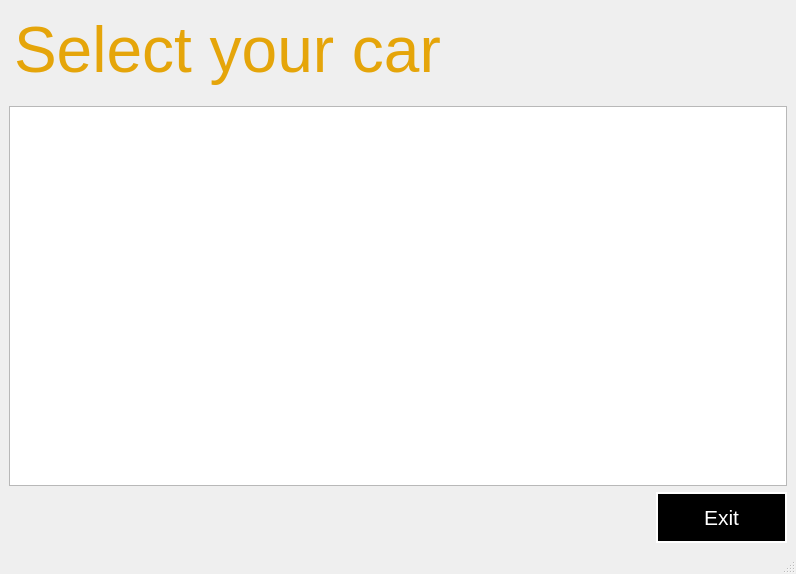
mateozorzi/practice-sdd, file client/Lobby/selectcars.ui: the form before one commit.
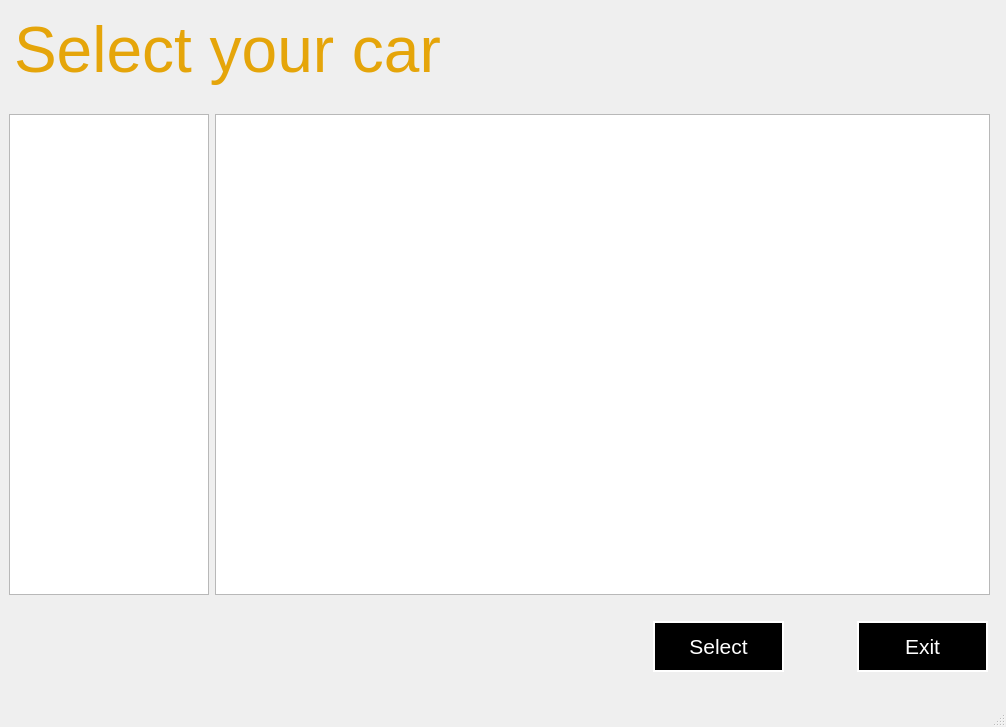
The form after the commit. Icons and pictures are not drawn.

Commit message: new interface for car_selection

```diff
--- a/client/Lobby/selectcars.ui
+++ b/client/Lobby/selectcars.ui
@@ -6,10 +6,22 @@
    <rect>
     <x>0</x>
     <y>0</y>
-    <width>796</width>
-    <height>574</height>
+    <width>1006</width>
+    <height>727</height>
    </rect>
   </property>
+  <property name="minimumSize">
+   <size>
+    <width>1006</width>
+    <height>727</height>
+   </size>
+  </property>
+  <property name="maximumSize">
+   <size>
+    <width>1006</width>
+    <height>727</height>
+   </size>
+  </property>
   <property name="windowTitle">
    <string>MainWindow</string>
   </property>
@@ -22,9 +34,15 @@
 }</string>
   </property>
   <widget class="QWidget" name="centralwidget">
-   <layout class="QVBoxLayout" name="verticalLayout">
-    <item>
      <widget class="QTextEdit" name="textEdit">
+    <property name="geometry">
+     <rect>
+      <x>9</x>
+      <y>9</y>
+      <width>988</width>
+      <height>91</height>
+     </rect>
+    </property>
       <property name="sizePolicy">
        <sizepolicy hsizetype="Expanding" vsizetype="Fixed">
         <horstretch>0</horstretch>
@@ -54,128 +72,81 @@
 &lt;p style=&quot; margin-top:0px; margin-bottom:0px; margin-left:0px; margin-right:0px; -qt-block-indent:0; text-indent:0px;&quot;&gt;&lt;span style=&quot; font-size:48pt; color:#e5a50a;&quot;&gt;Select your car&lt;/span&gt;&lt;/p&gt;&lt;/body&gt;&lt;/html&gt;</string>
       </property>
      </widget>
-    </item>
-    <item>
+   <widget class="QWidget" name="">
      <layout class="QHBoxLayout" name="horizontalLayout_3">
       <property name="spacing">
        <number>0</number>
       </property>
      </layout>
-    </item>
-    <item>
+   </widget>
+   <widget class="QWidget" name="">
+    <property name="geometry">
+     <rect>
+      <x>9</x>
+      <y>114</y>
+      <width>981</width>
+      <height>481</height>
+     </rect>
+    </property>
      <layout class="QHBoxLayout" name="horizontalLayout_2">
       <item>
-       <widget class="QTableWidget" name="Carinfo">
-        <property name="sizePolicy">
-         <sizepolicy hsizetype="Expanding" vsizetype="Expanding">
-          <horstretch>0</horstretch>
-          <verstretch>0</verstretch>
-         </sizepolicy>
-        </property>
-        <property name="minimumSize">
-         <size>
-          <width>400</width>
-          <height>192</height>
-         </size>
-        </property>
+      <widget class="QListWidget" name="img_cars">
         <property name="maximumSize">
          <size>
-          <width>16777215</width>
+         <width>200</width>
           <height>16777215</height>
          </size>
         </property>
-        <property name="styleSheet">
-         <string notr="true"/>
-        </property>
-        <property name="sizeAdjustPolicy">
-         <enum>QAbstractScrollArea::SizeAdjustPolicy::AdjustIgnored</enum>
-        </property>
-        <property name="editTriggers">
-         <set>QAbstractItemView::EditTrigger::NoEditTriggers</set>
-        </property>
-        <property name="showGrid">
-         <bool>true</bool>
-        </property>
-        <property name="cornerButtonEnabled">
-         <bool>true</bool>
-        </property>
-        <attribute name="horizontalHeaderVisible">
-         <bool>false</bool>
-        </attribute>
-        <attribute name="horizontalHeaderCascadingSectionResizes">
-         <bool>false</bool>
-        </attribute>
-        <attribute name="horizontalHeaderDefaultSectionSize">
-         <number>118</number>
-        </attribute>
-        <attribute name="horizontalHeaderStretchLastSection">
-         <bool>true</bool>
-        </attribute>
-        <attribute name="verticalHeaderVisible">
-         <bool>true</bool>
-        </attribute>
-        <attribute name="verticalHeaderCascadingSectionResizes">
-         <bool>true</bool>
-        </attribute>
-        <attribute name="verticalHeaderMinimumSectionSize">
-         <number>100</number>
-        </attribute>
-        <attribute name="verticalHeaderDefaultSectionSize">
-         <number>100</number>
-        </attribute>
-        <attribute name="verticalHeaderShowSortIndicator" stdset="0">
-         <bool>false</bool>
-        </attribute>
-        <attribute name="verticalHeaderStretchLastSection">
-         <bool>false</bool>
-        </attribute>
-        <column>
-         <property name="text">
-          <string/>
-         </property>
-        </column>
-       </widget>
-      </item>
-     </layout>
+      </widget>
     </item>
     <item>
+      <widget class="QTableWidget" name="Carinfo"/>
+     </item>
+    </layout>
+   </widget>
+   <widget class="QWidget" name="">
+    <property name="geometry">
+     <rect>
+      <x>580</x>
+      <y>620</y>
+      <width>481</width>
+      <height>53</height>
+     </rect>
+    </property>
      <layout class="QHBoxLayout" name="horizontalLayout">
+     <property name="spacing">
+      <number>0</number>
+     </property>
       <item>
-       <widget class="QTextEdit" name="textEdit_3">
+      <widget class="QPushButton" name="Select">
         <property name="minimumSize">
          <size>
-          <width>481</width>
-          <height>0</height>
+         <width>131</width>
+         <height>51</height>
          </size>
         </property>
         <property name="maximumSize">
          <size>
-          <width>481</width>
+         <width>131</width>
           <height>51</height>
          </size>
         </property>
+       <property name="font">
+        <font>
+         <pointsize>16</pointsize>
+        </font>
+       </property>
         <property name="styleSheet">
-         <string notr="true">background: transparent;
-</string>
-        </property>
-        <property name="readOnly">
-         <bool>true</bool>
+        <string notr="true">border: 2px solid;
+color: rgb(255, 255, 255);
+background-color: rgb(0, 0, 0);
+border-color: rgb(255, 255, 255);</string>
+       </property>
+       <property name="text">
+        <string>Select</string>
         </property>
        </widget>
       </item>
-      <item>
-       <spacer name="horizontalSpacer_3">
-        <property name="orientation">
-         <enum>Qt::Orientation::Horizontal</enum>
-        </property>
-        <property name="sizeHint" stdset="0">
-         <size>
-          <width>40</width>
-          <height>20</height>
-         </size>
-        </property>
-       </spacer>
-      </item>
       <item>
        <widget class="QPushButton" name="Exit">
         <property name="minimumSize">
@@ -207,8 +178,7 @@
        </widget>
       </item>
      </layout>
-    </item>
-   </layout>
+   </widget>
   </widget>
   <widget class="QMenuBar" name="menubar">
    <property name="geometry">
```
Left out of the diff: 2 changed lines with no effect on the pictures. Lines whose indentation alone changed are shown as unchanged. The commit also changes 4 other files.
